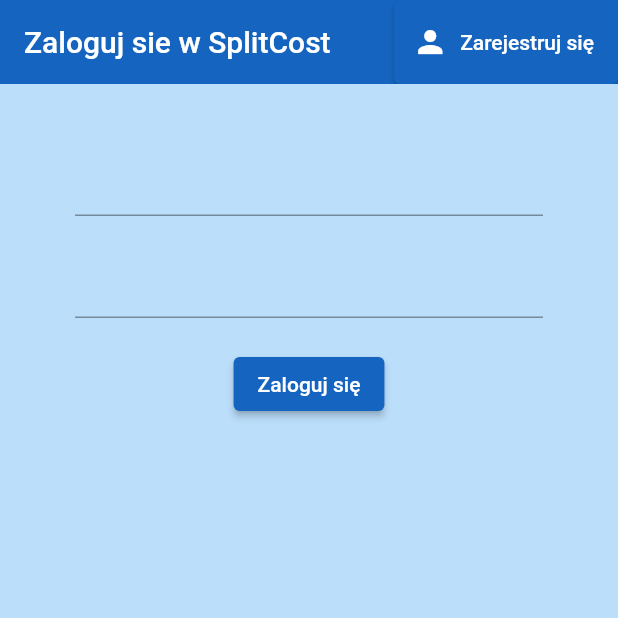
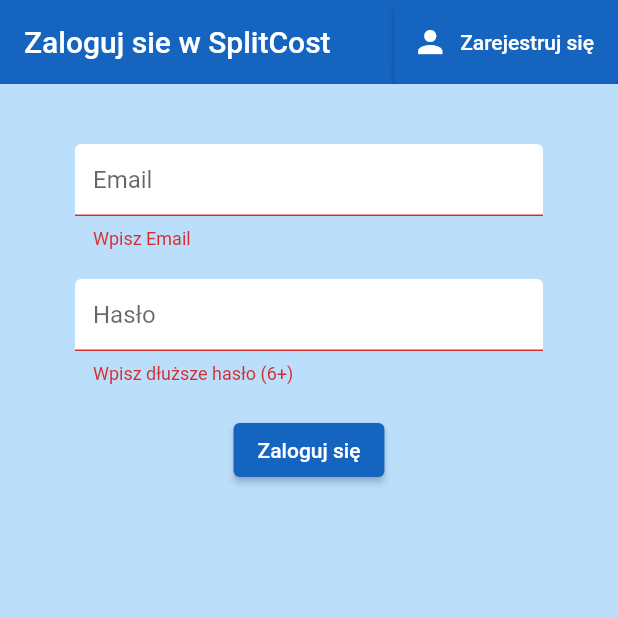
Before and after one commit to marcin62/SplitCost, a Flutter app: the screen it shows after launch, after a tap on "Zaloguj się", on a phone screen of 412 x 824 dp, the top half of it. Run offline on Flutter 3.47's test engine with Material 2 defaults, Android fonts, the light colour scheme and no system bars; our stand-ins replace cloud_firestore, firebase_auth, firebase_core, flutter_spinkit; accounts and stored records are empty.

Commit message:
Register with email and password

```diff
--- a/lib/screens/authenticate/register.dart
+++ b/lib/screens/authenticate/register.dart
@@ -1,6 +1,8 @@
 import 'package:flutter/material.dart';
 import 'package:splitcost/services/auth.dart';
 import 'package:splitcost/style/colors.dart';
+import 'package:splitcost/style/inputdecoration.dart';
+import 'package:splitcost/style/loading.dart';
 
 class Register extends StatefulWidget {
 
@@ -15,6 +17,7 @@
 
   final AuthService _auth =AuthService();
   final _formKey = GlobalKey<FormState>();
+  bool loading = false;
 
   // text field state
   String email = '';
@@ -23,7 +26,7 @@
 
   @override
   Widget build(BuildContext context) {
-    return Scaffold(
+    return loading ? Loading() : Scaffold(
       backgroundColor: MyColors.color1,
       appBar: AppBar(
         backgroundColor: MyColors.color2,
@@ -50,6 +53,7 @@
             children: <Widget>[
               SizedBox(height: 20.0),
               TextFormField(
+                decoration: MyDecoration.textInputDecoration.copyWith(hintText: 'Email'),
                 validator: (val) => val.isEmpty ? 'Wpisz Email' : null,
                 onChanged: (val) {
                   setState(() => email = val);
@@ -57,6 +61,7 @@
               ),
               SizedBox(height: 20.0),
               TextFormField(
+                decoration: MyDecoration.textInputDecoration.copyWith(hintText: 'Hasło'),
                 obscureText: true,
                 validator: (val) => val.length < 6 ? 'Wpisz dłuższe hasło (6+)' : null,
                 onChanged: (val) {
@@ -74,9 +79,13 @@
                 ),
                 onPressed: () async {
                   if(_formKey.currentState.validate()){
+                    setState(() => loading = true);
                     dynamic result = await _auth.registerWithEmailAndPassword(email, password);
                     if(result == null){
-                      setState(() => error = 'Prosze podaj prawidłowy email');
+                      setState(() {
+                        error = 'Prosze podaj prawidłowy email';
+                        loading = false;
+                      });
                     }
                   }
                 },
--- a/lib/screens/authenticate/sign_in.dart
+++ b/lib/screens/authenticate/sign_in.dart
@@ -1,6 +1,8 @@
 import 'package:flutter/material.dart';
 import 'package:splitcost/services/auth.dart';
 import 'package:splitcost/style/colors.dart';
+import 'package:splitcost/style/inputdecoration.dart';
+import 'package:splitcost/style/loading.dart';
 
 class SignIn extends StatefulWidget {
 
@@ -14,14 +16,17 @@
 class _SignInState extends State<SignIn> {
 
   final AuthService _auth =AuthService();
+  final _formKey = GlobalKey<FormState>();
+  bool loading = false;
 
   // text field state
   String email = '';
   String password = '';
+  String error ='';
 
   @override
   Widget build(BuildContext context) {
-    return Scaffold(
+    return loading ? Loading() : Scaffold(
       backgroundColor: MyColors.color1,
       appBar: AppBar(
         backgroundColor: MyColors.color2,
@@ -43,17 +48,22 @@
       body: Container(
         padding: EdgeInsets.symmetric(vertical: 20, horizontal: 50),
         child: Form(
+          key: _formKey,
           child: Column(
             children: <Widget>[
               SizedBox(height: 20.0),
               TextFormField(
+                decoration: MyDecoration.textInputDecoration.copyWith(hintText: 'Email'),
+                validator: (val) => val.isEmpty ? 'Wpisz Email' : null,
                 onChanged: (val) {
                   setState(() => email = val);
                 },
               ),
               SizedBox(height: 20.0),
               TextFormField(
+                decoration: MyDecoration.textInputDecoration.copyWith(hintText: 'Hasło'),
                 obscureText: true,
+                validator: (val) => val.length < 6 ? 'Wpisz dłuższe hasło (6+)' : null,
                 onChanged: (val) {
                   setState(() => password = val);
                 },
@@ -68,10 +78,26 @@
                   style: TextStyle(color: MyColors.color3),
                 ),
                 onPressed: () async {
-                  print(email);
-                  print(password);
+                  if(_formKey.currentState.validate()){
+                    setState(() => loading = true);
+                    dynamic result = await _auth.signInWithEmailAndPassword(email, password);
+                    if(result == null){
+                      setState(() {
+                        error = 'Nie udało się zalogować z tymi danymi';
+                        loading = false;
+                      });
+                    }
+                  }
                 },
               ),
+              SizedBox(height: 12.0,),
+              Text(
+                error,
+                style: TextStyle(
+                  color: MyColors.error,
+                  fontSize: 14.0,
+                ),
+              )
             ],
           ),
         ),
--- a/lib/services/auth.dart
+++ b/lib/services/auth.dart
@@ -28,6 +28,16 @@
   }
 
   // sign in email & password
+  Future signInWithEmailAndPassword(String email, String password) async {
+    try{
+      UserCredential result = await _auth.signInWithEmailAndPassword(email: email, password: password);
+      User user = result.user;
+      return _userFromFirebaseUser(user);
+    } catch (e) {
+      print(e.toString());
+      return null;
+    }
+  }
 
   // register with email $ password
   Future registerWithEmailAndPassword(String email, String password) async {
--- /dev/null
+++ b/lib/style/inputdecoration.dart
@@ -0,0 +1,15 @@
+import 'package:flutter/material.dart';
+import 'package:splitcost/style/colors.dart';
+
+abstract class MyDecoration{
+  static var textInputDecoration = InputDecoration(
+    fillColor: MyColors.color3,
+    filled: true,
+    enabledBorder: OutlineInputBorder(
+      borderSide: BorderSide(color: MyColors.color3,width: 2.0)
+    ),
+    focusedBorder: OutlineInputBorder(
+      borderSide: BorderSide(color: MyColors.color2,width: 2.0)
+    ),
+  );
+}
--- a/pubspec.yaml
+++ b/pubspec.yaml
@@ -32,6 +32,7 @@
   cloud_firestore: ^2.5.3
   firebase_core: ^1.7.0
   provider: ^6.0.1
+  flutter_spinkit: ^5.1.0
 
 dev_dependencies:
   flutter_test:
```
Also changed, not shown: lib/services/database.dart (added, +7 -0 lines), lib/style/loading.dart (added, +18 -0 lines), pubspec.lock.
